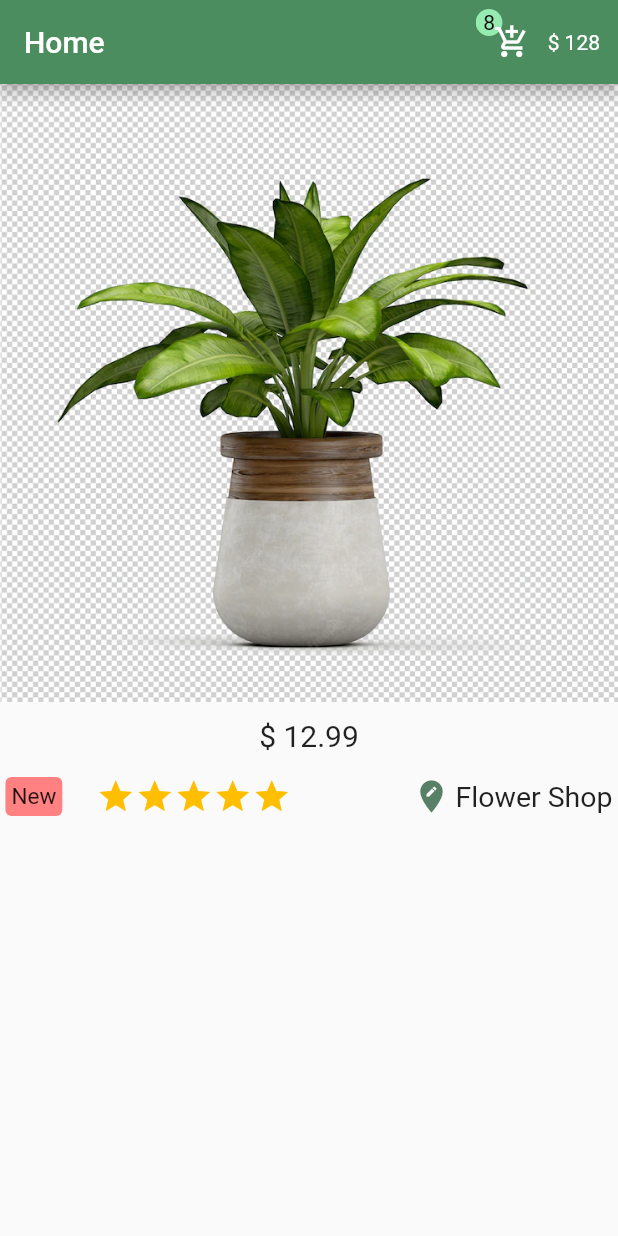
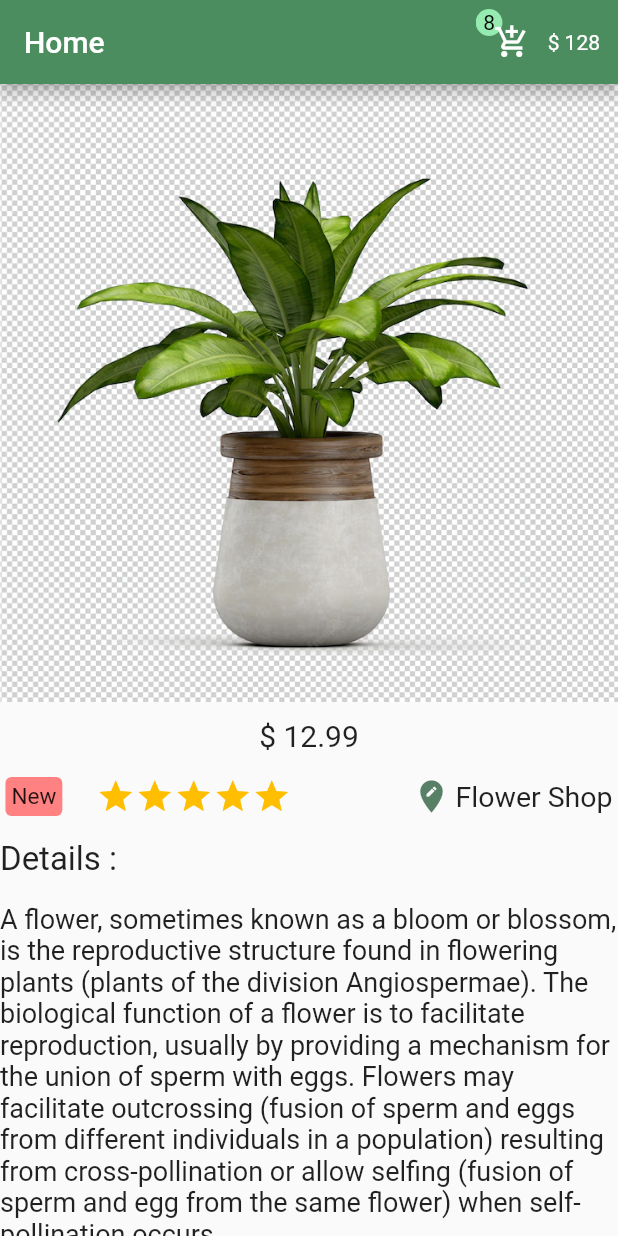
Before and after one commit to Eslam-Alaa-ZX/FlutterE-commerceTsak, a Flutter app: the screen it shows after launch, on a phone screen of 412 x 824 dp. Run offline on Flutter 3.47's test engine with Material 2 defaults, Android fonts, the light colour scheme and no system bars.

Commit message:
Eslam Alaa-Details page: item details.

```diff
--- a/lib/pages/details.dart
+++ b/lib/pages/details.dart
@@ -49,7 +49,8 @@ class _DetailsState extends State<Details> {
               )
             ],
           ),
-          body: Column(
+          body: SingleChildScrollView(
+            child: Column(
               children: [
                 Image.asset("assets/img/2.webp"),
                 const SizedBox(
@@ -132,8 +133,26 @@ class _DetailsState extends State<Details> {
                 const SizedBox(
                   height: 16,
                 ),
+                const SizedBox(
+                  width: double.infinity,
+                  child: Text(
+                    "Details : ",
+                    style: TextStyle(fontSize: 22),
+                    textAlign: TextAlign.start,
+                  ),
+                ),
+                const SizedBox(
+                  height: 16,
+                ),
+                const Text(
+                  "A flower, sometimes known as a bloom or blossom, is the reproductive structure found in flowering plants (plants of the division Angiospermae). The biological function of a flower is to facilitate reproduction, usually by providing a mechanism for the union of sperm with eggs. Flowers may facilitate outcrossing (fusion of sperm and eggs from different individuals in a population) resulting from cross-pollination or allow selfing (fusion of sperm and egg from the same flower) when self-pollination occurs.",
+                  style: TextStyle(
+                    fontSize: 18,
+                  ),
+                ),
 
               ],
+            ),
           )),
     );
   }
```
Lines whose indentation alone changed are shown as unchanged.
